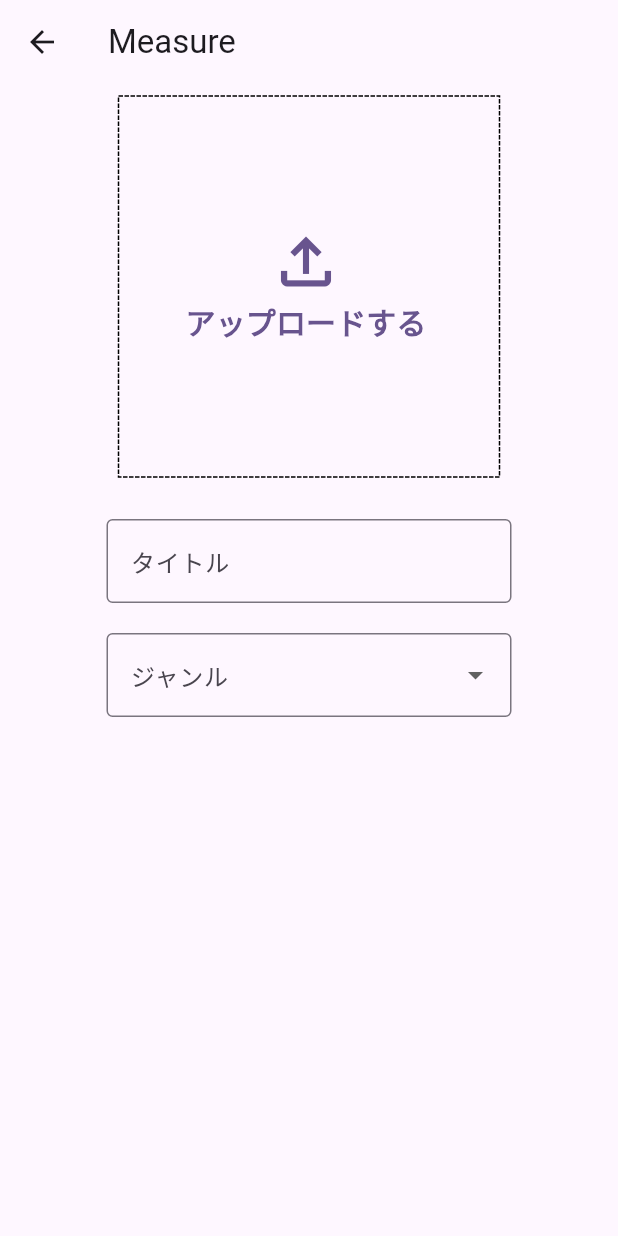
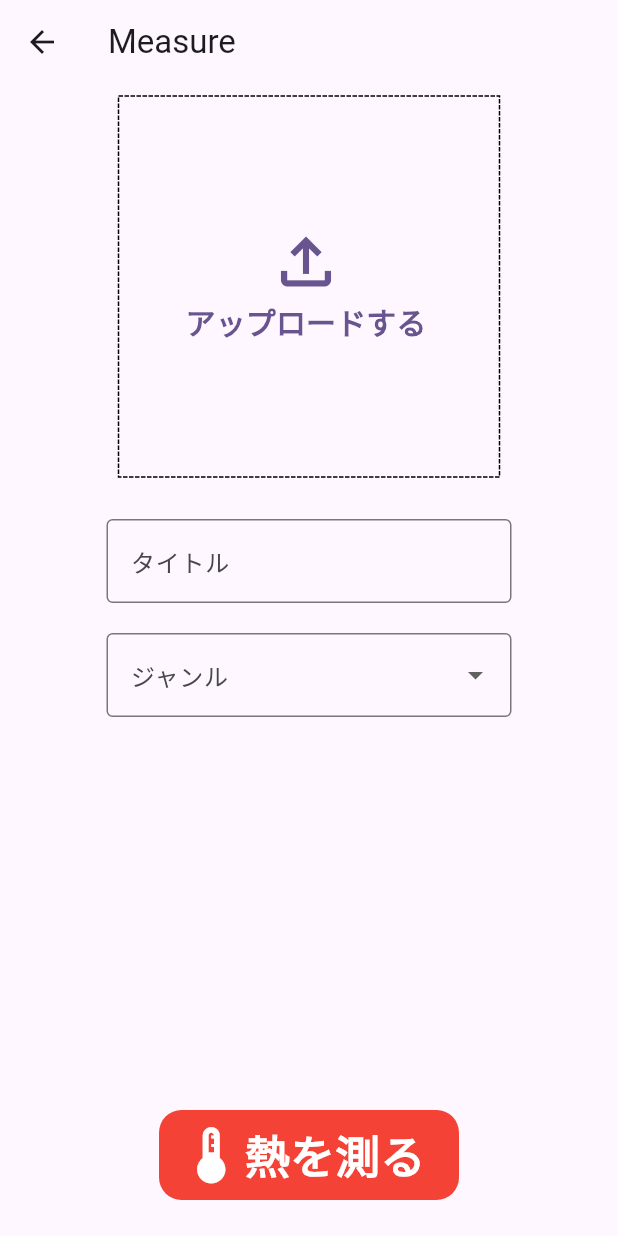
Before and after one commit to Atori-Ikeyama/facondan-front, a Flutter app: the Measure screen opened by its route, on a phone screen of 412 x 824 dp. Run offline on Flutter 3.47's test engine with Material 3 defaults, Android fonts, the phone set to English and light mode, and no system bars; drawn by our look-alikes of dotted_border; our stand-ins replace cloud_firestore, firebase_core, flutter_riverpod, flutter_svg, freezed_annotation, google_sign_in and 3 more; accounts and stored records are empty; generated files the repository leaves out were written again; statements that could not run were skipped.

Commit message:
screen design

```diff
--- a/lib/pages/measure.dart
+++ b/lib/pages/measure.dart
@@ -16,6 +16,35 @@ class Measure extends StatelessWidget {
     return Scaffold(
       appBar: AppBar(
         title: const Text('Measure'),
+      ),
+      floatingActionButtonLocation: FloatingActionButtonLocation.centerFloat,
+      floatingActionButton: TextButton(
+        onPressed: () {},
+        child: Container(
+          decoration: BoxDecoration(
+            borderRadius: BorderRadius.circular(15),
+            color: Colors.red,
+          ),
+          height: 60,
+          width: 200,
+          child: const Row(
+            mainAxisAlignment: MainAxisAlignment.center,
+            children: [
+              Icon(
+                Icons.thermostat_outlined,
+                size: 45,
+                color: Colors.white,
+              ),
+              Text(
+                "熱を測る",
+                style: TextStyle(fontSize: 30, fontWeight: FontWeight.bold, color: Colors.white),
+              ),
+              SizedBox(
+                width: 10,
+              )
+            ],
+          ),
+        ),
       ),
       body: Consumer(builder: (context, ref, _) {
         return Center(
@@ -127,10 +156,8 @@ class Measure extends StatelessWidget {
                 ),
               ])
             : Consumer(builder: (context, ref2, _) {
-                print(ref2.watch(addNechuViewModelProvider).videoController!.value.aspectRatio);
-                print(ref2.watch(addNechuViewModelProvider).videoController!.value.size);
                 return SizedBox(
-                  height: 230,
+                  height: 280,
                   child: AspectRatio(
                     aspectRatio: ref2.watch(addNechuViewModelProvider).videoController!.value.aspectRatio,
                     child: VideoPlayer(ref2.watch(addNechuViewModelProvider).videoController!),
```
Also changed, not shown: lib/viewmodel/add_nechu_view_model.dart (+6 -4 lines).
